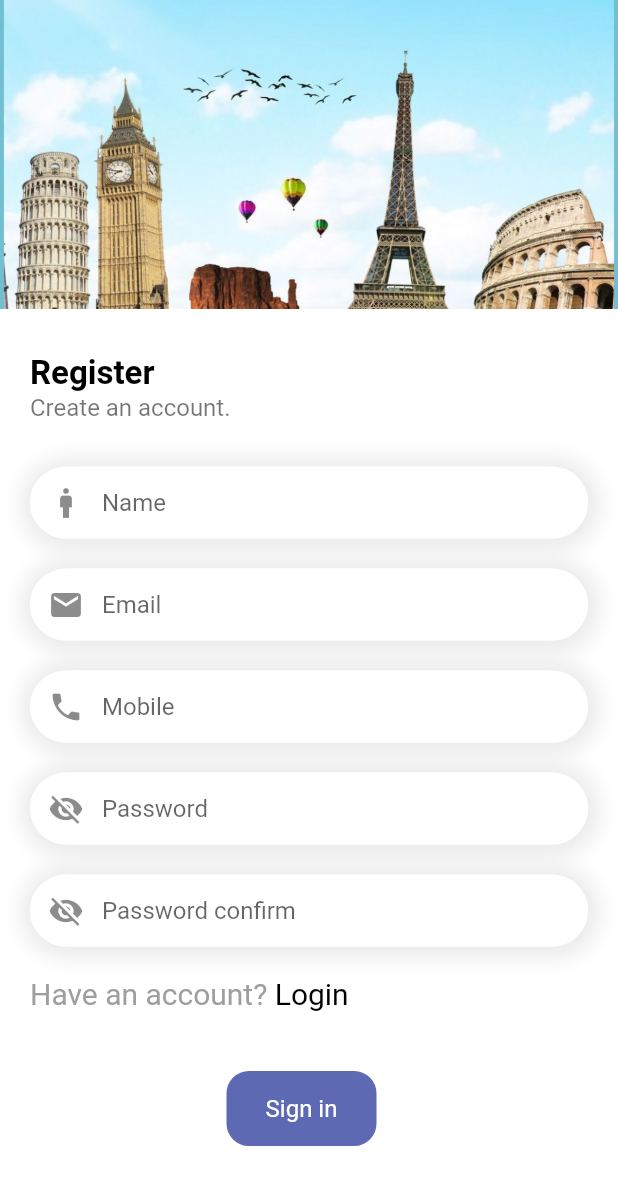
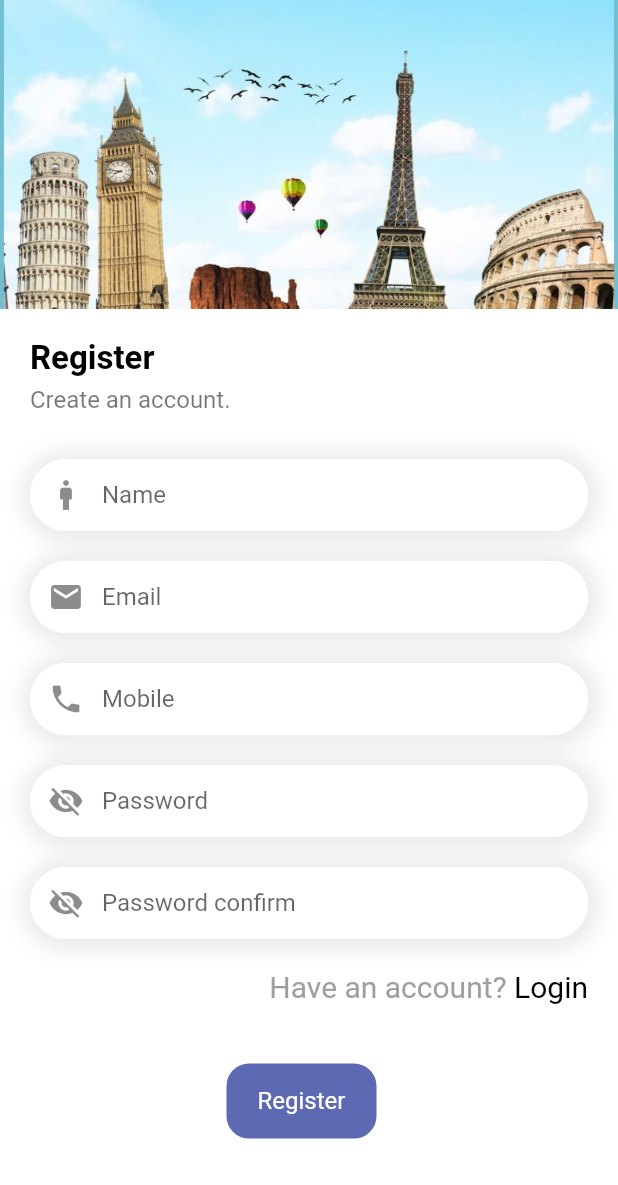
Before and after one commit to jewel-rana/travel-app-flutter, a Flutter app: the Register screen opened directly, on a phone screen of 412 x 824 dp. Shown: the top 1185 px of the screen. Run offline on Flutter 3.47's test engine with Material 2 defaults, Android fonts, the phone set to English and light mode, and no system bars; our stand-ins replace bloc, equatable, flutter_bloc, get.

Commit message:
Register page design done

```diff
--- a/lib/pages/register.dart
+++ b/lib/pages/register.dart
@@ -34,7 +34,7 @@ class _RegisterState extends State<Register> {
                       fit: BoxFit.cover)),
             ),
             const SizedBox(
-              height: 30,
+              height: 20,
             ),
             Container(
               margin: const EdgeInsets.only(left: 20, right: 20),
@@ -43,6 +43,7 @@ class _RegisterState extends State<Register> {
                 crossAxisAlignment: CrossAxisAlignment.start,
                 children: [
                   AppLargeText(text: "Register", size: 22,),
+                  const SizedBox(height: 5,),
                   AppText(text: "Create an account."),
                   const SizedBox(
                     height: 30,
@@ -67,6 +68,9 @@ class _RegisterState extends State<Register> {
                   const SizedBox(
                     height: 20,
                   ),
+                  Row(
+                    children: [
+                      Expanded(child: Container()),
                       RichText(
                           text: TextSpan(
                               text: "Have an account?",
@@ -82,6 +86,8 @@ class _RegisterState extends State<Register> {
                                 )
                               ])),
                     ],
+                  )
+                ],
               ),
             ),
             const SizedBox(
@@ -93,7 +99,7 @@ class _RegisterState extends State<Register> {
               backgroundColor: AppColors.mainColor,
               borderColor: AppColors.mainColor,
               isIcon: false,
-              text: "Sign in",
+              text: "Register",
             ),
             const SizedBox(
               height: 30,
```
Lines whose indentation alone changed are shown as unchanged.
